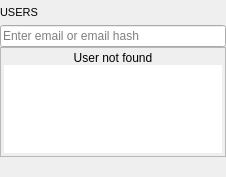
Before: the Qt Designer form BlockSettleUILib/SearchWidget.ui in BlockSettle/terminal, drawn with Qt 5.
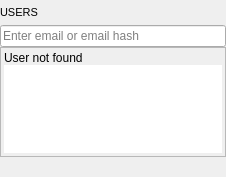
After: the same form once the commit is applied. Custom widgets are drawn as their Qt base class.

Patch:
```diff
--- a/BlockSettleUILib/SearchWidget.ui
+++ b/BlockSettleUILib/SearchWidget.ui
@@ -10,16 +10,7 @@
     <height>177</height>
    </rect>
   </property>
-  <property name="sizePolicy">
-   <sizepolicy hsizetype="Preferred" vsizetype="Preferred">
-    <horstretch>0</horstretch>
-    <verstretch>0</verstretch>
-   </sizepolicy>
-  </property>
-  <property name="windowTitle">
-   <string>Form</string>
-  </property>
-  <layout class="QVBoxLayout" name="verticalLayout">
+  <layout class="QVBoxLayout" name="_2">
    <property name="spacing">
     <number>0</number>
    </property>
@@ -117,12 +108,6 @@
             <property name="text">
              <string>User not found</string>
             </property>
-            <property name="alignment">
-             <set>Qt::AlignCenter</set>
-            </property>
-            <property name="margin">
-             <number>5</number>
-            </property>
            </widget>
           </item>
           <item>
```
